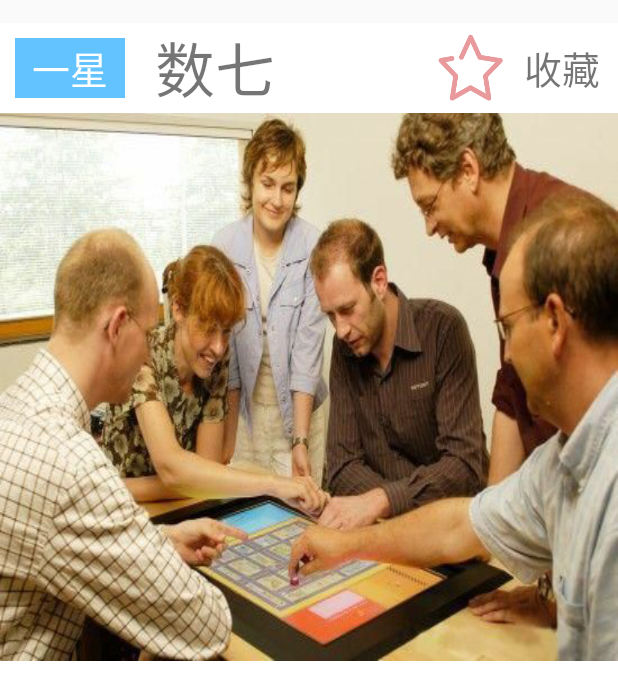
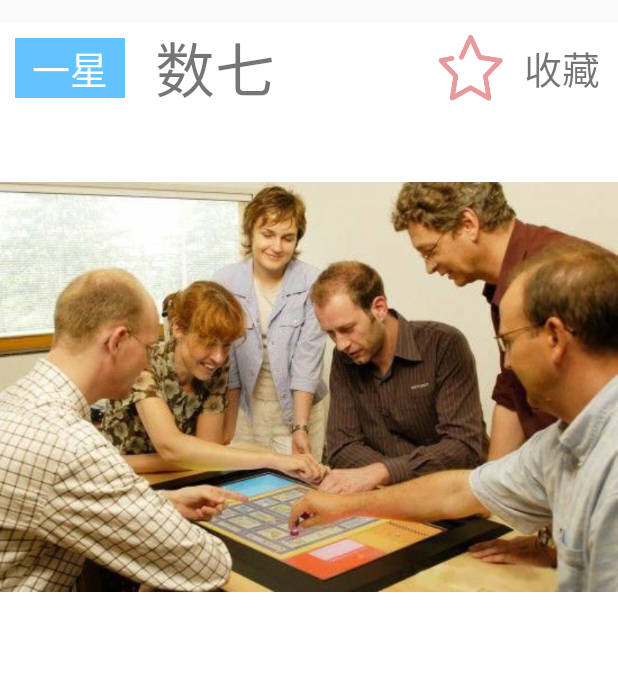
Before and after one commit to lurunfaKevin/fa, an Android app: the layout lv_warmup.xml on its own in the app's theme, with its tools: preview values and no code run, on a phone screen of 412 x 824 dp. Shown: the top 700 px of the screen. Run offline under Robolectric (Android 15) with nearby library versions, the phone set to English and light mode, and no system bars.

Commit message:
lv_warmup 修改了图片显示的控件为imageview

```diff
--- a/app/src/main/res/layout/lv_warmup.xml
+++ b/app/src/main/res/layout/lv_warmup.xml
@@ -12,6 +12,7 @@
         android:layout_height="60dp">
 
         <TextView
+            android:id="@+id/lv_warmup_levle_tv"
             android:layout_width="0dp"
             android:layout_height="match_parent"
             android:layout_margin="10dp"
@@ -23,6 +24,7 @@
             android:textSize="25dp" />
 
         <TextView
+            android:id="@+id/lv_warmup_name_tv"
             android:layout_width="0dp"
             android:layout_height="match_parent"
             android:layout_weight="4"
@@ -53,10 +55,11 @@
         android:layout_width="match_parent"
         android:layout_height="wrap_content"
         >
-        <Button
+        <ImageView
+            android:id="@+id/lv_warmup_img"
             android:layout_width="match_parent"
             android:layout_height="wrap_content"
-            android:background="@drawable/warmup_inform_counting"
+            android:src="@drawable/warmup_inform_counting"
             />
     </LinearLayout>
 </LinearLayout>
```
